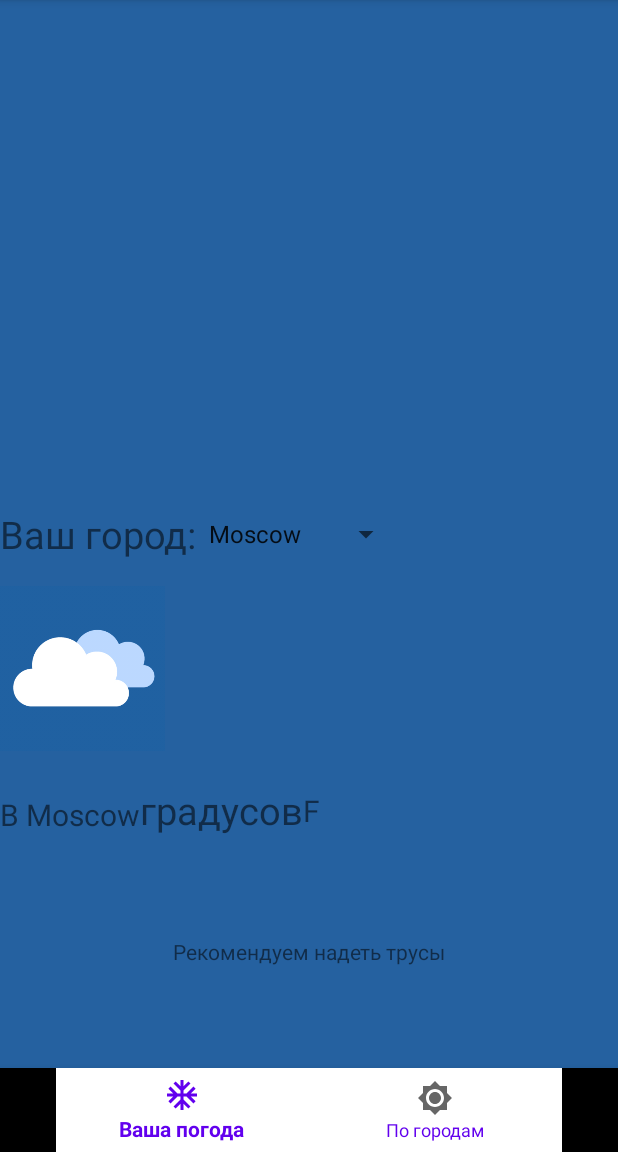
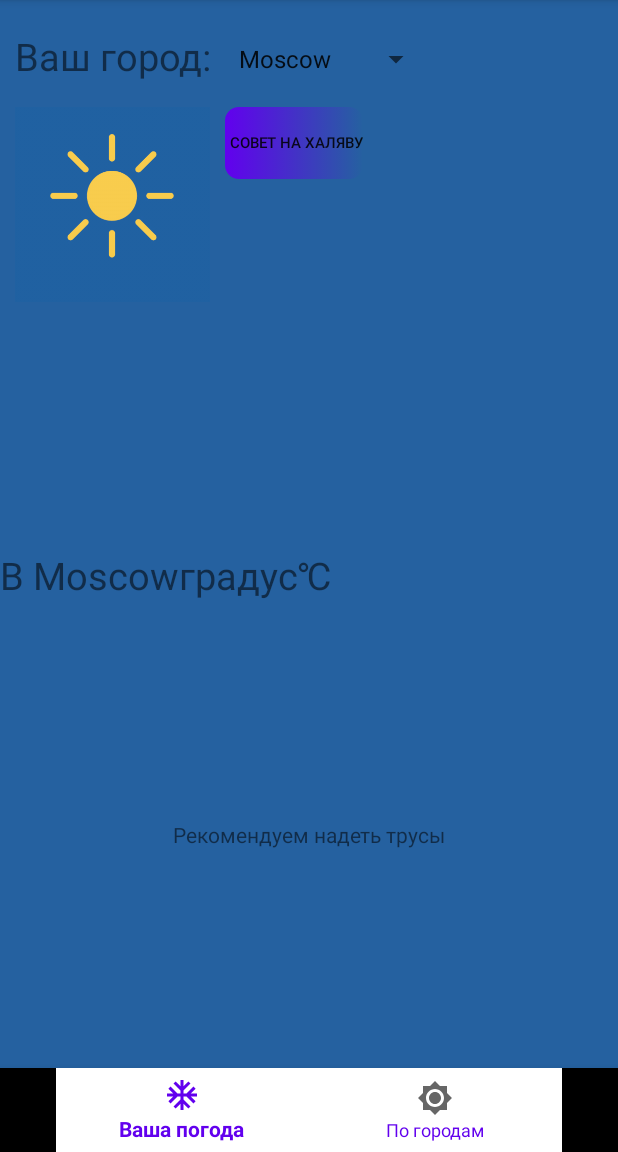
Before and after one commit to MotoMotoBike/PerfectWeather, an Android app: the screen it shows after launch (MainActivity), on a phone screen of 412 x 824 dp, the part 84-1236 px from its top. Run offline under Robolectric (Android 15) with nearby library versions, the phone set to English and light mode, and no system bars; our stand-ins replace navigation-ui.

Commit message:
IT WORK !!!!!!!!!!!!!

```diff
--- a/Practica/app/src/main/java/com/example/practica/ApiInterface/Interface.kt
+++ b/Practica/app/src/main/java/com/example/practica/ApiInterface/Interface.kt
@@ -10,6 +10,8 @@ import retrofit2.http.Query
 //var city = "London"
 
 interface Interface {
-    @GET("weather?q=Moscow&appid=feb0cd768c865126b95d4f3c4c1fb041")
-    fun  getFile(/*@Path("city") city : String*/): Call<Weather>
+    @GET("weather")
+    fun  getFile(@Query("q") city : String,
+                 @Query("appid") id:String
+    ): Call<Weather>
 }
--- a/Practica/app/src/main/java/com/example/practica/Fragment_main.kt
+++ b/Practica/app/src/main/java/com/example/practica/Fragment_main.kt
@@ -62,6 +62,7 @@ class Fragment_main : Fragment() {
 
             override fun onItemSelected(parent: AdapterView<*>?, view: View?, position: Int, id: Long) {
                 fragcity.text = (view as TextView).text
+                sendNetworkRequest()
             }
         }
         sendNetworkRequest()
@@ -85,7 +86,7 @@ class Fragment_main : Fragment() {
             .addConverterFactory(GsonConverterFactory.create())
         val retrofit = builder.build()
         val apiInterface: Interface = retrofit.create<Interface>(Interface::class.java)
-        val call: retrofit2.Call<Weather> = apiInterface.getFile(/*"London"*/)
+        val call: retrofit2.Call<Weather> = apiInterface.getFile(fragcity.text.toString(),"feb0cd768c865126b95d4f3c4c1fb041")
         call.enqueue(object : Callback<Weather> {
             override fun onFailure(call: retrofit2.Call<Weather>, t: Throwable) {
                 Log.i("LOL", t.message.toString())
@@ -99,7 +100,8 @@ class Fragment_main : Fragment() {
                     try {
                         i++
                         activity?.runOnUiThread {
-                            temp.text = statusResponse?.main?.temp.toString()
+                            temp.text =  statusResponse?.main?.temp?.toString()
+                            temp.text = (temp.text.toString().toDouble() - 273.15).toString()
                             Log.i("LOL",statusResponse?.main?.temp.toString())
                             bol = false
                         }
--- /dev/null
+++ b/Practica/app/src/main/res/drawable/button_dis.xml
@@ -0,0 +1,21 @@
+<?xml version="1.0" encoding="utf-8"?>
+<selector xmlns:android="http://schemas.android.com/apk/res/android">
+    <item android:state_pressed="false">
+        <shape >
+            <gradient android:startColor="@color/colorPrimary"></gradient>
+            <corners android:bottomRightRadius="9dp"
+                android:bottomLeftRadius="9dp"
+                android:topLeftRadius="9dp"
+                android:topRightRadius="9dp"/>
+        </shape>
+    </item>
+    <item android:state_pressed="true">
+        <shape >
+            <gradient android:startColor="@color/colorPrimaryDark"></gradient>
+            <corners android:bottomRightRadius="9dp"
+                android:bottomLeftRadius="9dip"
+                android:topLeftRadius="9dip"
+                android:topRightRadius="9dp"/>
+        </shape>
+    </item>
+</selector>
--- a/Practica/app/src/main/res/layout/fragment_main.xml
+++ b/Practica/app/src/main/res/layout/fragment_main.xml
@@ -13,8 +13,7 @@
         android:layout_width="wrap_content"
         android:layout_height="wrap_content"
         android:text="Ваш город:"
-        android:textSize="@dimen/size"
-        app:layout_constraintBottom_toBottomOf="parent"
+        style="@style/marginTop"
         app:layout_constraintStart_toStartOf="parent"
         app:layout_constraintTop_toTopOf="parent" />
 
@@ -23,17 +22,17 @@
         android:layout_width="wrap_content"
         android:layout_height="wrap_content"
         android:entries="@array/CityNames"
-        app:layout_constraintBottom_toBottomOf="parent"
+        style="@style/marginTop"
+        android:layout_marginTop="27dp"
         app:layout_constraintStart_toEndOf="@+id/textView"
         app:layout_constraintTop_toTopOf="parent" />
-
 
     <TextView
         android:id="@+id/textView3"
         android:layout_width="wrap_content"
         android:layout_height="wrap_content"
         android:text="В "
-        android:textSize="20sp"
+        style="@style/StringsTheme"
         app:layout_constraintBottom_toBottomOf="parent"
         app:layout_constraintStart_toStartOf="parent"
         app:layout_constraintTop_toBottomOf="@+id/textView" />
@@ -43,30 +42,31 @@
         android:layout_width="wrap_content"
         android:layout_height="wrap_content"
         android:text="Город"
-        android:textSize="20sp"
+        style="@style/StringsTheme"
         app:layout_constraintBottom_toBottomOf="parent"
         app:layout_constraintStart_toEndOf="@+id/textView3"
         app:layout_constraintTop_toBottomOf="@+id/textView" />
 
     <TextView
         android:id="@+id/temp"
+        style="@style/StringsTheme"
         android:layout_width="wrap_content"
         android:layout_height="wrap_content"
         android:text="градусов"
-        android:textSize="@dimen/size"
+        android:maxLength="6"
         app:layout_constraintBottom_toBottomOf="parent"
         app:layout_constraintStart_toEndOf="@+id/fragcity"
-        app:layout_constraintTop_toBottomOf="@+id/cities" />
+        app:layout_constraintTop_toBottomOf="@+id/textView" />
 
     <TextView
         android:id="@+id/textView4"
+        style="@style/StringsTheme"
         android:layout_width="wrap_content"
         android:layout_height="wrap_content"
-        android:text="F"
-        android:textSize="20sp"
+        android:text="℃"
         app:layout_constraintBottom_toBottomOf="parent"
         app:layout_constraintStart_toEndOf="@+id/temp"
-        app:layout_constraintTop_toBottomOf="@+id/cities" />
+        app:layout_constraintTop_toBottomOf="@+id/textView" />
 
     <TextView
         android:id="@+id/textView2"
@@ -80,10 +80,21 @@
 
     <ImageView
         android:id="@+id/clouds"
-        android:layout_width="110dp"
-        android:layout_height="110dp"
-        android:background="@drawable/scatteredcloud"
-        app:layout_constraintBottom_toTopOf="@+id/temp"
+        style="@style/marginTop"
+        android:layout_width="130dp"
+        android:layout_height="130dp"
+        android:background="@drawable/sun"
         app:layout_constraintStart_toStartOf="parent"
         app:layout_constraintTop_toBottomOf="@+id/cities" />
+
+    <Button
+        android:id="@+id/allCitys"
+        android:layout_width="wrap_content"
+        android:layout_height="wrap_content"
+        android:text=" совет на халяву"
+        style="@style/marginTop"
+        android:background="@drawable/button_dis"
+        android:textSize="10sp"
+        app:layout_constraintStart_toEndOf="@+id/clouds"
+        app:layout_constraintTop_toBottomOf="@+id/cities" />
 </androidx.constraintlayout.widget.ConstraintLayout>
--- a/Practica/app/src/main/res/values/styles.xml
+++ b/Practica/app/src/main/res/values/styles.xml
@@ -6,5 +6,12 @@
         <item name="colorPrimaryDark">@color/colorPrimaryDark</item>
         <item name="colorAccent">@color/colorAccent</item>
     </style>
-
+    <style name="StringsTheme">
+        <item name="android:textSize">25sp</item>
+    </style>
+    <style name="marginTop">
+        <item name="android:layout_marginTop">20dp</item>
+        <item name="android:layout_marginLeft">10dp</item>
+        <item name="android:textSize">25sp</item>
+    </style>
 </resources>
```
